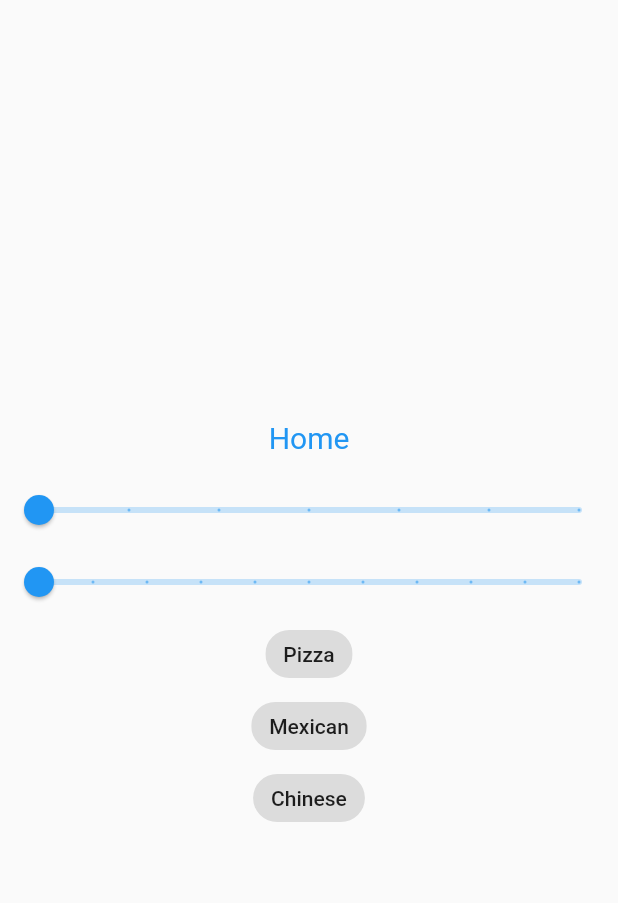
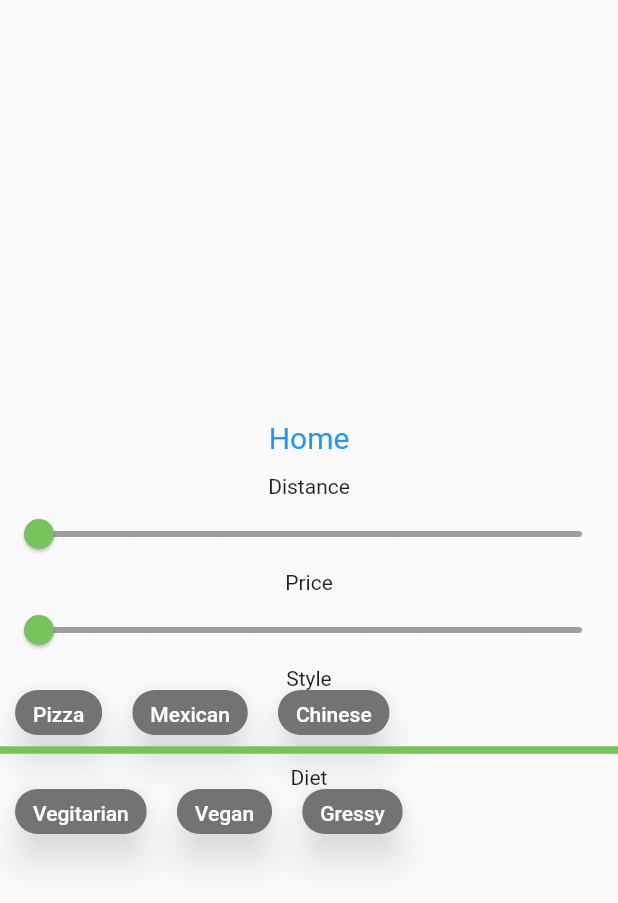
Before and after one commit to jeepy33/CS1530-2022Fall, a Flutter app: the FilterPage screen opened by its route, on a phone screen of 412 x 824 dp. Shown: the top 903 px of the screen. Run offline on Flutter 3.47's test engine with Material 2 defaults, Android fonts, the phone set to English and light mode, and no system bars; our stand-ins replace carousel_slider, firebase_auth, firebase_core, iconly; missing offline and left inert: filter_list, spritewidget; accounts and stored records are empty.

Commit message:
fix merge conflicts

```diff
--- a/lib/filter.dart
+++ b/lib/filter.dart
@@ -1,4 +1,5 @@
 import 'package:flutter/material.dart';
+import 'list.dart';
 
 class FilterPage extends StatefulWidget {
   // This widget is the home page of your application. It is stateful, meaning
@@ -22,8 +23,6 @@ class _FilterPageState extends State<FilterPage> {
   bool pizza = false;
   bool mex = false;
   bool chinese = false;
-  List<String> _options = ['Flutter', 'Dart', 'Woolha'];
-  List<bool> _selected = [false, false, false];
 
   @override
   Widget build(BuildContext context) {
@@ -44,8 +43,13 @@ class _FilterPageState extends State<FilterPage> {
               child: const Text('Home'),
             ),
             //Slider Widget
+            Text('Distance',
+                selectionColor: Colors.grey, textAlign: TextAlign.left),
             Slider(
               value: distance,
+              activeColor: Color.fromARGB(255, 119, 195, 91),
+              inactiveColor: Colors.grey,
+              thumbColor: Color.fromARGB(255, 119, 195, 91),
               label: '${distance.round()} Distanmce (miles)',
               onChanged: (newDistance) {
                 setState(() {
@@ -57,8 +61,13 @@ class _FilterPageState extends State<FilterPage> {
               divisions: 6,
               //label: "Distance (miles)"
             ),
+            Text('Price',
+                selectionColor: Colors.grey, textAlign: TextAlign.left),
             Slider(
               value: price,
+              activeColor: Color.fromARGB(255, 119, 195, 91),
+              inactiveColor: Colors.grey,
+              thumbColor: Color.fromARGB(255, 119, 195, 91),
               label: '${price.round()} Avg Price (per plate)',
               onChanged: (newPrice) {
                 setState(() {
@@ -70,30 +79,20 @@ class _FilterPageState extends State<FilterPage> {
               divisions: 10,
               // label: "Avg Price (per plate)"
             ),
-            FilterChip(
-                label: Text('Pizza'),
-                selected: pizza,
-                onSelected: (bool newValue) {
-                  setState(() {
-                    pizza = newValue;
-                  });
-                }),
-            FilterChip(
-                label: Text('Mexican'),
-                selected: mex,
-                onSelected: (bool newValue) {
-                  setState(() {
-                    mex = newValue;
-                  });
-                }),
-            FilterChip(
-                label: Text('Chinese'),
-                selected: chinese,
-                onSelected: (bool newValue) {
-                  setState(() {
-                    chinese = newValue;
-                  });
-                }),
+            // const Divider(
+            //   height: 20,
+            //   thickness: 5,
+            //   color: Colors.black,
+            // ),
+            Text('Style', selectionColor: Colors.grey),
+            InputChipExample(),
+            const Divider(
+              height: 20,
+              thickness: 5,
+              color: Color.fromARGB(255, 119, 195, 91),
+            ),
+            Text('Diet', selectionColor: Colors.grey),
+            InputChipExample2(),
           ],
         ),
       ),
--- a/lib/list.dart
+++ b/lib/list.dart
@@ -1,13 +1,106 @@
-List<String> countList = [
-  "One",
-  "Two",
-  "Three",
-  "Four",
-  "Five",
-  "Six",
-  "Seven",
-  "Eight",
-  "Nine",
-  "Ten"
-];
-List<String> selectedCountList = [];
+import 'package:flutter/cupertino.dart';
+import 'package:flutter/material.dart';
+
+//comment for update purposes
+
+class InputChipExample extends StatefulWidget {
+  @override
+  InputChipExampleState createState() => new InputChipExampleState();
+}
+
+class InputChipExampleState extends State<InputChipExample>
+    with TickerProviderStateMixin {
+  List<String> _options = ['Pizza', 'Mexican', 'Chinese'];
+  List<bool> _selected = [false, false, false];
+
+  Widget _buildChips() {
+    List<Widget> chips = [];
+
+    for (int i = 0; i < _options.length; i++) {
+      FilterChip filterChip = FilterChip(
+        selected: _selected[i],
+        label: Text(_options[i], style: TextStyle(color: Colors.white)),
+        elevation: 10,
+        pressElevation: 5,
+        shadowColor: Colors.white,
+        backgroundColor: Colors.black54,
+        selectedColor: Color.fromARGB(255, 119, 195, 91),
+        onSelected: (bool selected) {
+          setState(() {
+            _selected[i] = selected;
+          });
+        },
+      );
+
+      chips.add(Padding(
+          padding: EdgeInsets.symmetric(horizontal: 10), child: filterChip));
+    }
+
+    return ListView(
+      // This next line does the trick.
+      scrollDirection: Axis.horizontal,
+      children: chips,
+    );
+  }
+
+  @override
+  Widget build(BuildContext context) {
+    // TODO: implement build
+
+    return Container(
+      height: 30,
+      child: _buildChips(),
+    );
+  }
+}
+
+class InputChipExample2 extends StatefulWidget {
+  @override
+  InputChipExample2State createState() => new InputChipExample2State();
+}
+
+class InputChipExample2State extends State<InputChipExample2>
+    with TickerProviderStateMixin {
+  List<String> _options = ['Vegitarian', 'Vegan', 'Gressy'];
+  List<bool> _selected = [false, false, false];
+
+  Widget _buildChips() {
+    List<Widget> chips = [];
+
+    for (int i = 0; i < _options.length; i++) {
+      FilterChip filterChip = FilterChip(
+        selected: _selected[i],
+        label: Text(_options[i], style: TextStyle(color: Colors.white)),
+        elevation: 10,
+        pressElevation: 5,
+        shadowColor: Colors.white,
+        backgroundColor: Colors.black54,
+        selectedColor: Color.fromARGB(255, 119, 195, 91),
+        onSelected: (bool selected) {
+          setState(() {
+            _selected[i] = selected;
+          });
+        },
+      );
+
+      chips.add(Padding(
+          padding: EdgeInsets.symmetric(horizontal: 10), child: filterChip));
+    }
+
+    return ListView(
+      // This next line does the trick.
+      scrollDirection: Axis.horizontal,
+      children: chips,
+    );
+  }
+
+  @override
+  Widget build(BuildContext context) {
+    // TODO: implement build
+
+    return Container(
+      height: 30,
+      child: _buildChips(),
+    );
+  }
+}
```
Also changed, not shown: 1 other file.
